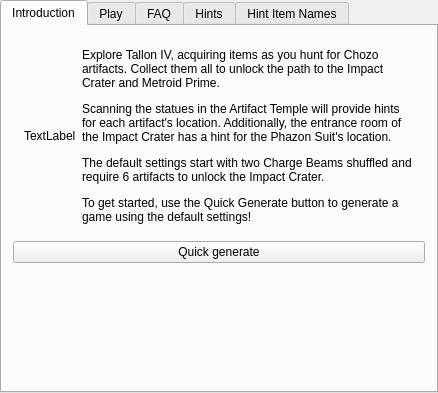
The window that randovania/gui/ui_files/games_tab_prime_widget.ui (randovania/randovania) describes before a commit, drawn with Qt 5.
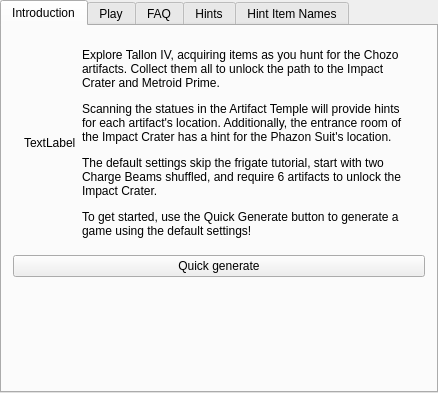
The same window after the commit. Custom widgets are drawn as their Qt base class.

```diff
--- a/randovania/gui/ui_files/games_tab_prime_widget.ui
+++ b/randovania/gui/ui_files/games_tab_prime_widget.ui
@@ -37,7 +37,7 @@
        <item>
         <widget class="QLabel" name="intro_label">
          <property name="text">
-          <string>&lt;html&gt;&lt;head/&gt;&lt;body&gt;&lt;p&gt;Explore Tallon IV, acquiring items as you hunt for Chozo artifacts. Collect them all to unlock the path to the Impact Crater and Metroid Prime.&lt;/p&gt;&lt;p&gt;Scanning the statues in the Artifact Temple will provide hints for each artifact's location. Additionally, the entrance room of the Impact Crater has a hint for the Phazon Suit's location.&lt;/p&gt;&lt;p&gt;The default settings start with two Charge Beams shuffled and require 6 artifacts to unlock the Impact Crater. &lt;/p&gt;&lt;p&gt;To get started, use the Quick Generate button to generate a game using the default settings!&lt;/p&gt;&lt;/body&gt;&lt;/html&gt;</string>
+          <string>&lt;html&gt;&lt;head/&gt;&lt;body&gt;&lt;p&gt;Explore Tallon IV, acquiring items as you hunt for the Chozo artifacts. Collect them all to unlock the path to the Impact Crater and Metroid Prime.&lt;/p&gt;&lt;p&gt;Scanning the statues in the Artifact Temple will provide hints for each artifact's location. Additionally, the entrance room of the Impact Crater has a hint for the Phazon Suit's location.&lt;/p&gt;&lt;p&gt;The default settings skip the frigate tutorial, start with two Charge Beams shuffled, and require 6 artifacts to unlock the Impact Crater. &lt;/p&gt;&lt;p&gt;To get started, use the Quick Generate button to generate a game using the default settings!&lt;/p&gt;&lt;/body&gt;&lt;/html&gt;</string>
          </property>
          <property name="wordWrap">
           <bool>true</bool>
```
